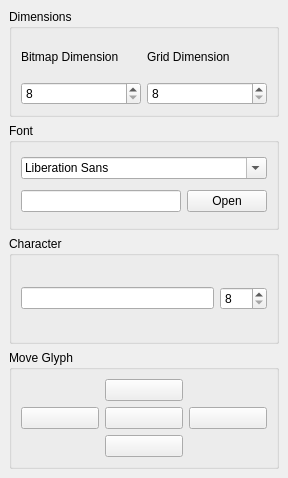
This is dockglyph.ui in GrandFatherPikhto/Glyph as Qt 5 draws it before an edit. The edited form follows.
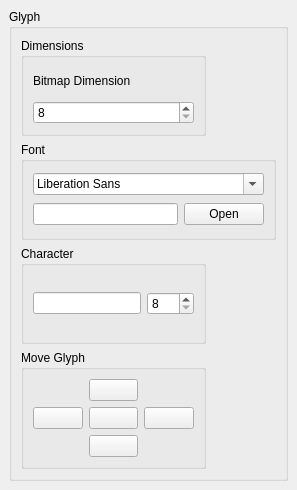
This is the edited form. Icons and pictures are not drawn.

What changed in the file:
```diff
--- a/dockglyph.ui
+++ b/dockglyph.ui
@@ -6,15 +6,21 @@
    <rect>
     <x>0</x>
     <y>0</y>
-    <width>288</width>
-    <height>478</height>
+    <width>272</width>
+    <height>490</height>
    </rect>
   </property>
   <property name="windowTitle">
    <string>DockWidget</string>
   </property>
   <widget class="QWidget" name="dockWidgetContents">
-   <layout class="QGridLayout" name="gridLayout_3">
+   <layout class="QVBoxLayout" name="verticalLayout">
+    <item>
+     <widget class="QGroupBox" name="groupBoxGlyph">
+      <property name="title">
+       <string>Glyph</string>
+      </property>
+      <layout class="QGridLayout" name="gridLayout_4">
     <item row="0" column="0">
      <widget class="QGroupBox" name="groupBoxGridSize">
       <property name="sizePolicy">
@@ -26,30 +32,7 @@
       <property name="title">
        <string>Dimensions</string>
       </property>
-      <layout class="QGridLayout" name="gridLayout_4">
-       <item row="1" column="0">
-        <widget class="QSpinBox" name="bitmapDimension">
-         <property name="minimum">
-          <number>8</number>
-         </property>
-         <property name="maximum">
-          <number>640</number>
-         </property>
-        </widget>
-       </item>
-       <item row="1" column="1">
-        <widget class="QSpinBox" name="gridDimension">
-         <property name="minimum">
-          <number>8</number>
-         </property>
-         <property name="maximum">
-          <number>1280</number>
-         </property>
-         <property name="singleStep">
-          <number>2</number>
-         </property>
-        </widget>
-       </item>
+         <layout class="QGridLayout" name="gridLayout_3">
        <item row="0" column="0">
         <widget class="QLabel" name="labelBitmapDimension">
          <property name="text">
@@ -57,17 +40,33 @@
          </property>
         </widget>
        </item>
-       <item row="0" column="1">
-        <widget class="QLabel" name="labelGridDimension">
-         <property name="text">
-          <string>Grid Dimension</string>
-         </property>
-        </widget>
-       </item>
-      </layout>
-     </widget>
-    </item>
     <item row="1" column="0">
+           <widget class="QSpinBox" name="bitmapDimension">
+            <property name="minimum">
+             <number>8</number>
+            </property>
+            <property name="maximum">
+             <number>640</number>
+            </property>
+           </widget>
+          </item>
+         </layout>
+        </widget>
+       </item>
+       <item row="0" column="1">
+        <spacer name="horizontalSpacer_3">
+         <property name="orientation">
+          <enum>Qt::Orientation::Horizontal</enum>
+         </property>
+         <property name="sizeHint" stdset="0">
+          <size>
+           <width>40</width>
+           <height>20</height>
+          </size>
+         </property>
+        </spacer>
+       </item>
+       <item row="1" column="0" colspan="2">
      <widget class="QGroupBox" name="groupBoxFont">
       <property name="sizePolicy">
        <sizepolicy hsizetype="Preferred" vsizetype="Minimum">
@@ -127,6 +126,19 @@
       </layout>
      </widget>
     </item>
+       <item row="2" column="1">
+        <spacer name="horizontalSpacer_2">
+         <property name="orientation">
+          <enum>Qt::Orientation::Horizontal</enum>
+         </property>
+         <property name="sizeHint" stdset="0">
+          <size>
+           <width>40</width>
+           <height>20</height>
+          </size>
+         </property>
+        </spacer>
+       </item>
     <item row="3" column="0">
      <widget class="QGroupBox" name="groupBoxMoveGlyph">
       <property name="sizePolicy">
@@ -223,6 +235,22 @@
           </size>
          </property>
         </widget>
+          </item>
+         </layout>
+        </widget>
+       </item>
+       <item row="3" column="1">
+        <spacer name="horizontalSpacer">
+         <property name="orientation">
+          <enum>Qt::Orientation::Horizontal</enum>
+         </property>
+         <property name="sizeHint" stdset="0">
+          <size>
+           <width>61</width>
+           <height>20</height>
+          </size>
+         </property>
+        </spacer>
        </item>
       </layout>
      </widget>
```
Lines whose indentation alone changed are shown as unchanged.
